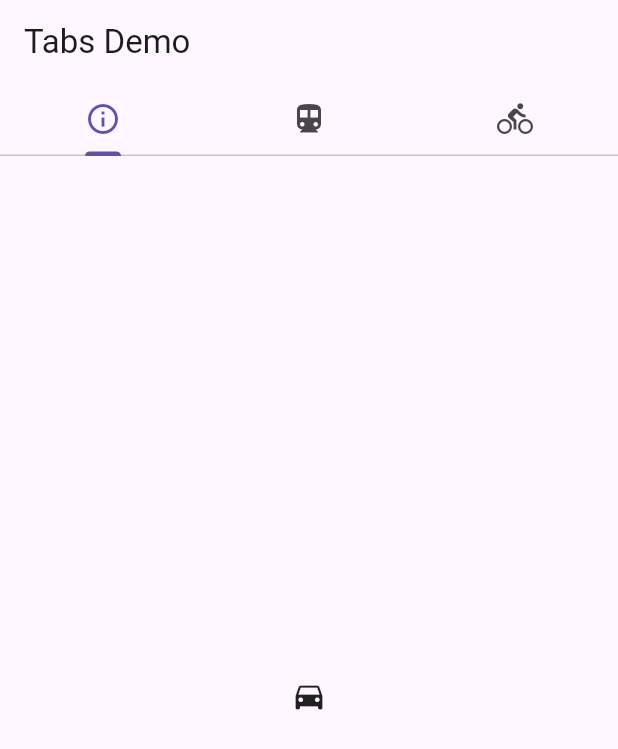
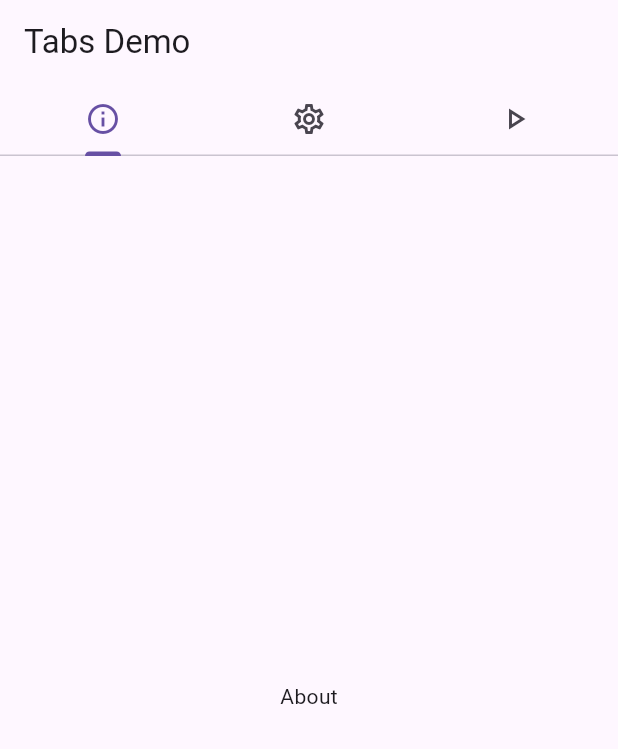
Before and after one commit to antonio-petricca/music-interval-trainer, a Flutter app: the screen it shows after launch, on a phone screen of 412 x 824 dp. Shown: the top 749 px of the screen. Run offline on Flutter 3.47's test engine with Material 3 defaults, Android fonts, the phone set to English and light mode, and no system bars.

Commit message:
Basi empty tabs.

```diff
--- /dev/null
+++ b/music_interval_trainer/lib/AboutTabWidget.dart
@@ -0,0 +1,12 @@
+import 'package:flutter/cupertino.dart';
+
+class AboutTabWidget extends StatelessWidget {
+  const AboutTabWidget({super.key});
+
+  @override
+  Widget build(BuildContext context) {
+    return const Center(
+      child: Text('About'),
+    );
+  }
+}
--- a/music_interval_trainer/lib/MainPageWidget.dart
+++ b/music_interval_trainer/lib/MainPageWidget.dart
@@ -1,14 +1,9 @@
-import 'MainPageWidgetState.dart';
 import 'package:flutter/cupertino.dart';
 
+import 'MainPageWidgetState.dart';
+
 class MainPageWidget extends StatefulWidget {
-  const MainPageWidget({
-    super.key,
-    //TODO required this.title
-  });
-
-  //TODO final String title;
-
+  const MainPageWidget({super.key});
   @override
   State<MainPageWidget> createState() => MainPageWidgetState();
 }
--- a/music_interval_trainer/lib/MainPageWidgetState.dart
+++ b/music_interval_trainer/lib/MainPageWidgetState.dart
@@ -1,12 +1,15 @@
 import 'package:flutter/material.dart';
 
+import 'AboutTabWidget.dart';
 import 'MainPageWidget.dart';
+import 'PlayTabWidget.dart';
+import 'SettingsTabWidget.dart';
 
 class MainPageWidgetState extends State<MainPageWidget> {
   int _counter = 0;
 
-  void _incrementCounter() {
-    //TODO
+  /*void _incrementCounter() { //TODO
+
     setState(() {
       // This call to setState tells the Flutter framework that something has
       // changed in this State, which causes it to rerun the build method below
@@ -15,7 +18,7 @@ class MainPageWidgetState extends State<MainPageWidget> {
       // called again, and so nothing would appear to happen.
       _counter++;
     });
-  }
+  }*/
 
   @override
   Widget build(BuildContext context) {
@@ -48,17 +51,17 @@ class MainPageWidgetState extends State<MainPageWidget> {
           bottom: const TabBar(
             tabs: [
               Tab(icon: Icon(Icons.info_outline)),
-              Tab(icon: Icon(Icons.directions_transit)),
-              Tab(icon: Icon(Icons.directions_bike)),
+              Tab(icon: Icon(Icons.settings_outlined)),
+              Tab(icon: Icon(Icons.play_arrow_outlined)),
             ],
           ),
           title: const Text('Tabs Demo'),
         ),
         body: const TabBarView(
           children: [
-            Icon(Icons.directions_car),
-            Icon(Icons.directions_transit),
-            Icon(Icons.directions_bike),
+            AboutTabWidget(),
+            SettingsTabWidget(),
+            PlayTabWidget(),
           ],
         ),
       ),
```
Also changed, not shown: music_interval_trainer/lib/PlayTabWidget.dart (added, +12 -0 lines), music_interval_trainer/lib/SettingsTabWidget.dart (added, +12 -0 lines).
